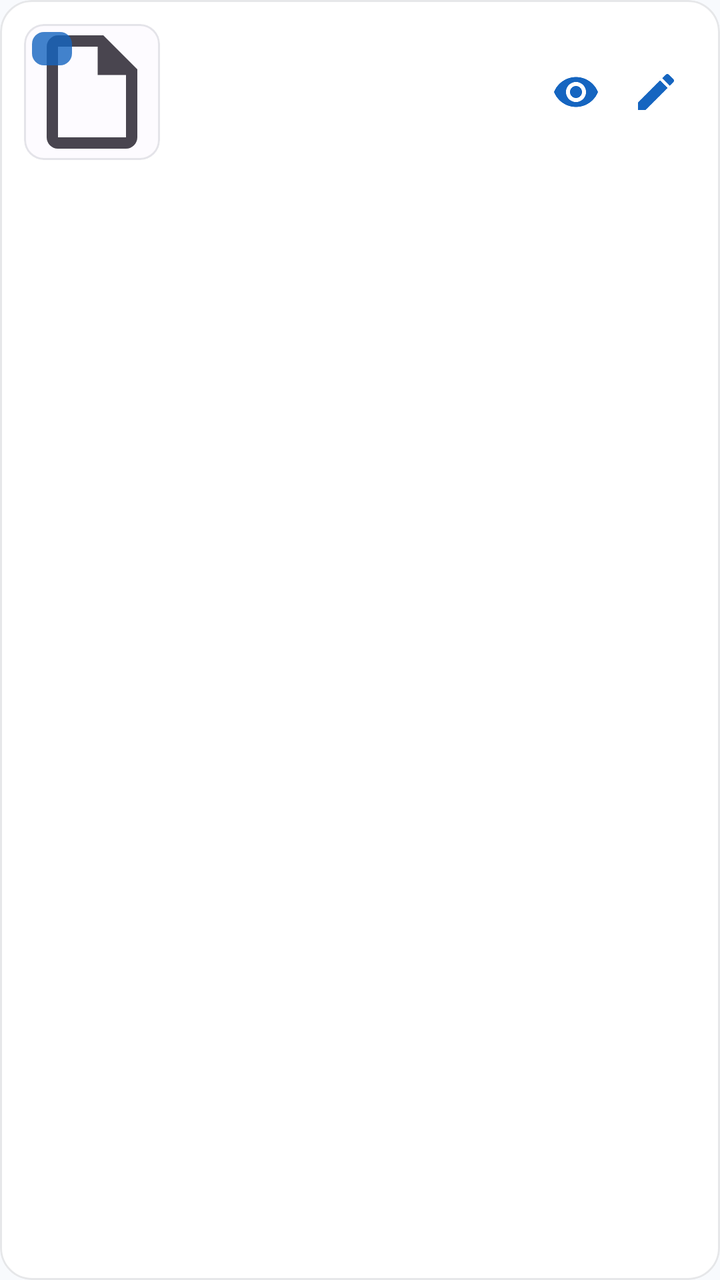
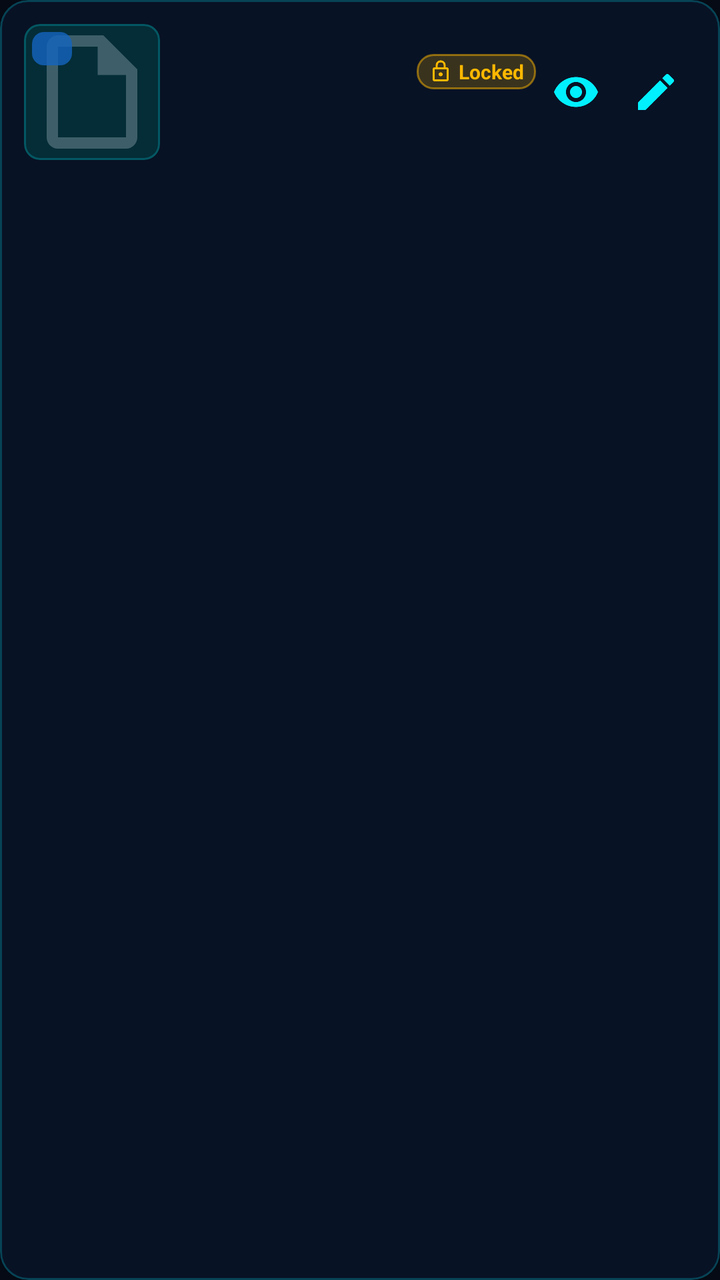

Before-and-after screenshots of an Android layout around one commit, followed by the original layout XML and the change that was made.
<!-- AndroidManifest.xml: application theme Theme.ScanWhirl -->
<!-- res/layout/item_scan.xml -->
<?xml version="1.0" encoding="utf-8"?>
<com.google.android.material.card.MaterialCardView xmlns:android="http://schemas.android.com/apk/res/android"
    xmlns:app="http://schemas.android.com/apk/res-auto"
    android:layout_width="match_parent"
    android:layout_height="wrap_content"
    android:layout_marginHorizontal="6dp"
    android:layout_marginVertical="5dp"
    android:clickable="true"
    android:focusable="true"
    app:cardBackgroundColor="@color/sf_card_bg"
    app:cardCornerRadius="16dp"
    app:cardElevation="0dp"
    app:strokeColor="@color/sf_card_stroke"
    app:strokeWidth="1dp">

    <LinearLayout
        android:layout_width="match_parent"
        android:layout_height="wrap_content"
        android:gravity="center_vertical"
        android:orientation="horizontal"
        android:padding="12dp">

        <com.google.android.material.card.MaterialCardView
            android:layout_width="68dp"
            android:layout_height="68dp"
            app:cardCornerRadius="10dp"
            app:cardElevation="0dp"
            app:strokeColor="@color/sf_card_stroke"
            app:strokeWidth="1dp">

            <FrameLayout
                android:layout_width="match_parent"
                android:layout_height="match_parent">

                <ImageView
                    android:id="@+id/scanThumb"
                    android:layout_width="match_parent"
                    android:layout_height="match_parent"
                    android:contentDescription="@null"
                    android:scaleType="centerCrop"
                    android:src="@drawable/ic_document" />

                <TextView
                    android:id="@+id/pageBadge"
                    android:layout_width="wrap_content"
                    android:layout_height="wrap_content"
                    android:layout_gravity="top|start"
                    android:layout_margin="4dp"
                    android:background="@drawable/bg_page_number"
                    android:gravity="center"
                    android:minWidth="20dp"
                    android:paddingHorizontal="5dp"
                    android:paddingVertical="1dp"
                    android:textColor="#FFFFFFFF"
                    android:textSize="11sp"
                    android:textStyle="bold" />
            </FrameLayout>
        </com.google.android.material.card.MaterialCardView>

        <LinearLayout
            android:layout_width="0dp"
            android:layout_height="wrap_content"
            android:layout_marginStart="14dp"
            android:layout_weight="1"
            android:orientation="vertical">

            <LinearLayout
                android:layout_width="match_parent"
                android:layout_height="wrap_content"
                android:gravity="center_vertical"
                android:orientation="horizontal">

                <TextView
                    android:id="@+id/scanName"
                    android:layout_width="0dp"
                    android:layout_height="wrap_content"
                    android:layout_weight="1"
                    android:ellipsize="end"
                    android:maxLines="1"
                    android:textAppearance="?attr/textAppearanceTitleMedium"
                    android:textSize="15sp" />

                <TextView
                    android:id="@+id/lockBadge"
                    android:layout_width="wrap_content"
                    android:layout_height="wrap_content"
                    android:layout_marginStart="6dp"
                    android:background="@drawable/bg_lock_badge"
                    android:drawableStart="@drawable/ic_lock_small"
                    android:drawablePadding="3dp"
                    android:drawableTint="@color/pro_gold"
                    android:gravity="center_vertical"
                    android:paddingHorizontal="6dp"
                    android:paddingVertical="2dp"
                    android:text="@string/badge_locked"
                    android:textColor="@color/pro_gold"
                    android:textSize="10sp"
                    android:textStyle="bold"
                    android:visibility="gone" />
            </LinearLayout>

            
            <TextView
                android:id="@+id/scanMeta"
                android:layout_width="match_parent"
                android:layout_height="wrap_content"
                android:layout_marginTop="4dp"
                android:ellipsize="end"
                android:maxLines="1"
                android:textAppearance="?attr/textAppearanceBodySmall"
                android:textColor="?android:attr/textColorSecondary" />
        </LinearLayout>

        <ImageButton
            android:id="@+id/btnView"
            android:layout_width="40dp"
            android:layout_height="40dp"
            android:background="?attr/selectableItemBackgroundBorderless"
            android:contentDescription="@string/view"
            android:padding="8dp"
            android:src="@drawable/ic_visibility"
            app:tint="?attr/colorPrimary" />

        <ImageButton
            android:id="@+id/btnEdit"
            android:layout_width="40dp"
            android:layout_height="40dp"
            android:background="?attr/selectableItemBackgroundBorderless"
            android:contentDescription="@string/edit"
            android:padding="8dp"
            android:src="@drawable/ic_edit"
            app:tint="?attr/colorPrimary" />

        <CheckBox
            android:id="@+id/checkSelect"
            android:layout_width="wrap_content"
            android:layout_height="wrap_content"
            android:layout_marginStart="4dp"
            android:clickable="false"
            android:focusable="false"
            android:visibility="gone"
            app:buttonTint="@color/sf_primary" />
    </LinearLayout>
</com.google.android.material.card.MaterialCardView>
<!-- resources referenced by this layout -->
<resources>
  <color name="pro_gold">#B45309</color>
  <color name="sf_card_bg">#FFFFFFFF</color>
  <color name="sf_card_stroke">#1A0F172A</color>
  <color name="sf_primary">#1565C0</color>
  <!-- drawable bg_page_number (drawable) -->
  <?xml version="1.0" encoding="utf-8"?>
  <shape xmlns:android="http://schemas.android.com/apk/res/android" android:shape="rectangle">
      <solid android:color="#CC1565C0" />
      <corners android:radius="6dp" />
  </shape>
  <string name="badge_locked">Locked</string>
  <string name="edit">Edit</string>
  <string name="view">View</string>
  <style name="Theme.ScanWhirl" parent="Theme.Material3.DayNight.NoActionBar">
          <item name="colorPrimary">@color/sf_primary</item>
          <item name="colorOnPrimary">@color/sf_on_primary</item>
          <item name="colorPrimaryContainer">@color/sf_primary_container</item>
          <item name="colorOnPrimaryContainer">@color/sf_on_primary_container</item>
          <item name="colorSecondaryContainer">@color/sf_secondary_container</item>
          <item name="colorOnSecondaryContainer">@color/sf_on_secondary_container</item>
          <item name="android:colorBackground">@color/sf_background</item>
          <item name="colorSurface">@color/sf_surface</item>
          <item name="colorOnSurface">@color/sf_on_surface</item>
          <item name="colorSurfaceContainer">@color/sf_surface</item>
          <item name="android:statusBarColor">@color/sf_surface</item>
          <item name="android:navigationBarColor">@color/sf_background</item>
          <item name="android:windowLightStatusBar">true</item>
      </style>
  <color name="pro_badge_bg">#24F59E0B</color>
  <color name="pro_badge_stroke">#80D97706</color>
  <color name="sf_on_primary">#FFFFFF</color>
  <color name="sf_primary_container">#D6E3FF</color>
  <color name="sf_on_primary_container">#001B3F</color>
  <color name="sf_secondary_container">#DDE7FF</color>
  <color name="sf_on_secondary_container">#001B41</color>
  <color name="sf_background">#F8FAFD</color>
  <color name="sf_surface">#FDFBFF</color>
  <color name="sf_on_surface">#1A1B20</color>
  <!-- unchanged entries left out for length: 5 -->
</resources>

<!-- the commit's change to res/layout/item_scan.xml (unified diff, before → after) -->
@@ -7,10 +7,10 @@
     android:layout_marginVertical="5dp"
     android:clickable="true"
     android:focusable="true"
-    app:cardBackgroundColor="@color/sf_card_bg"
-    app:cardCornerRadius="16dp"
+    app:cardBackgroundColor="@color/glass_surface"
+    app:cardCornerRadius="14dp"
     app:cardElevation="0dp"
-    app:strokeColor="@color/sf_card_stroke"
+    app:strokeColor="@color/cyan_border_idle"
     app:strokeWidth="1dp">
 
     <LinearLayout
@@ -23,9 +23,10 @@
         <com.google.android.material.card.MaterialCardView
             android:layout_width="68dp"
             android:layout_height="68dp"
-            app:cardCornerRadius="10dp"
+            app:cardBackgroundColor="@color/void_abyss"
+            app:cardCornerRadius="8dp"
             app:cardElevation="0dp"
-            app:strokeColor="@color/sf_card_stroke"
+            app:strokeColor="@color/cyan_border_idle"
             app:strokeWidth="1dp">
 
             <FrameLayout
@@ -39,6 +40,12 @@
                     android:contentDescription="@null"
                     android:scaleType="centerCrop"
                     android:src="@drawable/ic_document" />
+
+                
+                <View
+                    android:layout_width="match_parent"
+                    android:layout_height="match_parent"
+                    android:background="#2600F0FF" />
 
                 <TextView
                     android:id="@+id/pageBadge"
@@ -76,8 +83,10 @@
                     android:layout_height="wrap_content"
                     android:layout_weight="1"
                     android:ellipsize="end"
+                    android:letterSpacing="0.02"
                     android:maxLines="1"
                     android:textAppearance="?attr/textAppearanceTitleMedium"
+                    android:textColor="@color/text_hologram_hi"
                     android:textSize="15sp" />
 
                 <TextView
@@ -95,8 +104,7 @@
                     android:text="@string/badge_locked"
                     android:textColor="@color/pro_gold"
                     android:textSize="10sp"
-                    android:textStyle="bold"
-                    android:visibility="gone" />
+                    android:textStyle="bold" />
             </LinearLayout>
 
             
@@ -108,7 +116,7 @@
                 android:ellipsize="end"
                 android:maxLines="1"
                 android:textAppearance="?attr/textAppearanceBodySmall"
-                android:textColor="?android:attr/textColorSecondary" />
+                android:textColor="@color/text_hologram_mid" />
         </LinearLayout>
 
         <ImageButton
@@ -119,7 +127,7 @@
             android:contentDescription="@string/view"
             android:padding="8dp"
             android:src="@drawable/ic_visibility"
-            app:tint="?attr/colorPrimary" />
+            app:tint="@color/cyan_primary" />
 
         <ImageButton
             android:id="@+id/btnEdit"
@@ -129,7 +137,7 @@
             android:contentDescription="@string/edit"
             android:padding="8dp"
             android:src="@drawable/ic_edit"
-            app:tint="?attr/colorPrimary" />
+            app:tint="@color/cyan_primary" />
 
         <CheckBox
             android:id="@+id/checkSelect"
@@ -139,6 +147,6 @@
             android:clickable="false"
             android:focusable="false"
             android:visibility="gone"
-            app:buttonTint="@color/sf_primary" />
+            app:buttonTint="@color/cyan_primary" />
     </LinearLayout>
 </com.google.android.material.card.MaterialCardView>
<!-- resource entries referenced after the edit -->
@@ -1,9 +1,13 @@
 <!-- resources referenced by this layout -->
 <resources>
-  <color name="pro_gold">#B45309</color>
-  <color name="sf_card_bg">#FFFFFFFF</color>
-  <color name="sf_card_stroke">#1A0F172A</color>
-  <color name="sf_primary">#1565C0</color>
+  <color name="cyan_border_idle">#3800F0FF</color>
+  <color name="cyan_primary">#00F0FF</color>
+  <color name="glass_surface">#C20A162B</color>
+  <color name="pro_gold">#FFB800</color>
+  <color name="text_hologram_hi">#EDF9FF</color>
+  <color name="text_hologram_mid">#8EA8C4</color>
+  <color name="void_abyss">#050A14</color>
+  <color name="sf_primary">#00F0FF</color>
   <!-- drawable bg_page_number (drawable) -->
   <?xml version="1.0" encoding="utf-8"?>
   <shape xmlns:android="http://schemas.android.com/apk/res/android" android:shape="rectangle">
@@ -24,20 +28,43 @@
           <item name="colorSurface">@color/sf_surface</item>
           <item name="colorOnSurface">@color/sf_on_surface</item>
           <item name="colorSurfaceContainer">@color/sf_surface</item>
+          <item name="colorSurfaceContainerHigh">@color/glass_surface_raised</item>
           <item name="android:statusBarColor">@color/sf_surface</item>
           <item name="android:navigationBarColor">@color/sf_background</item>
-          <item name="android:windowLightStatusBar">true</item>
+          <item name="android:windowLightStatusBar">false</item>
+          <item name="android:textColorPrimary">@color/text_hologram_hi</item>
+          <item name="android:textColorSecondary">@color/text_hologram_mid</item>
+          <item name="alertDialogTheme">@style/ThemeOverlay.ScanWhirl.Dialog</item>
+          <item name="materialAlertDialogTheme">@style/ThemeOverlay.ScanWhirl.Dialog</item>
       </style>
-  <color name="pro_badge_bg">#24F59E0B</color>
-  <color name="pro_badge_stroke">#80D97706</color>
-  <color name="sf_on_primary">#FFFFFF</color>
-  <color name="sf_primary_container">#D6E3FF</color>
-  <color name="sf_on_primary_container">#001B3F</color>
-  <color name="sf_secondary_container">#DDE7FF</color>
-  <color name="sf_on_secondary_container">#001B41</color>
-  <color name="sf_background">#F8FAFD</color>
-  <color name="sf_surface">#FDFBFF</color>
-  <color name="sf_on_surface">#1A1B20</color>
+  <color name="pro_badge_bg">#33FFB800</color>
+  <color name="pro_badge_stroke">#80FFB800</color>
+  <color name="sf_on_primary">#050A14</color>
+  <color name="sf_primary_container">#162846</color>
+  <color name="sf_on_primary_container">#EDF9FF</color>
+  <color name="sf_secondary_container">#0F1F3D</color>
+  <color name="sf_on_secondary_container">#8EA8C4</color>
+  <color name="sf_background">#050A14</color>
+  <color name="sf_surface">#050A14</color>
+  <color name="sf_on_surface">#EDF9FF</color>
+  <color name="glass_surface_raised">#D60F1F3D</color>
+  <style name="ThemeOverlay.ScanWhirl.Dialog" parent="ThemeOverlay.Material3.MaterialAlertDialog">
+          <item name="android:backgroundDimAmount">0.85</item>
+          <item name="colorSurface">@color/glass_surface_raised</item>
+          <item name="colorOnSurface">@color/text_hologram_hi</item>
+          <item name="android:textColorPrimary">@color/text_hologram_hi</item>
+          <item name="android:textColorSecondary">@color/text_hologram_mid</item>
+          <item name="buttonBarPositiveButtonStyle">@style/Widget.ScanWhirl.Button.DialogPositive</item>
+          <item name="buttonBarNegativeButtonStyle">@style/Widget.ScanWhirl.Button.DialogNegative</item>
+          <item name="buttonBarNeutralButtonStyle">@style/Widget.ScanWhirl.Button.DialogNegative</item>
+      </style>
+  <style name="Widget.ScanWhirl.Button.DialogPositive" parent="Widget.Material3.Button.TextButton.Dialog">
+          <item name="android:textColor">@color/cyan_primary</item>
+          <item name="android:textStyle">bold</item>
+      </style>
+  <style name="Widget.ScanWhirl.Button.DialogNegative" parent="Widget.Material3.Button.TextButton.Dialog">
+          <item name="android:textColor">@color/text_hologram_mid</item>
+      </style>
   <!-- unchanged entries left out for length: 5 -->
 </resources>
 
